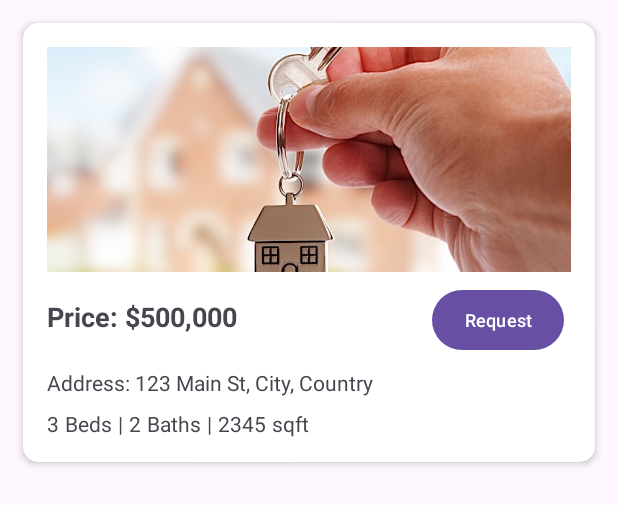
After one commit to nisho06/Kotlin_Mobile_App, an Android app: the layout single_property.xml on its own in the app's theme, with its tools: preview values and no code run, on a phone screen of 412 x 824 dp. The commit adds this screen. Shown: the top 505 px of the screen. Run offline under Robolectric (Android 15) with nearby library versions, the light colour scheme and no system bars; network calls fail.

Commit message:
Recycler view for the properties

```diff
--- a/app/src/main/res/drawable/ic_add_landlord.xml
+++ /dev/null
@@ -1,5 +0,0 @@
-<vector android:height="24dp" android:tint="#000000"
-    android:viewportHeight="24" android:viewportWidth="24"
-    android:width="24dp" xmlns:android="http://schemas.android.com/apk/res/android">
-    <path android:fillColor="@android:color/white" android:pathData="M15,12c2.21,0 4,-1.79 4,-4s-1.79,-4 -4,-4 -4,1.79 -4,4 1.79,4 4,4zM6,10L6,7L4,7v3L1,10v2h3v3h2v-3h3v-2L6,10zM15,14c-2.67,0 -8,1.34 -8,4v2h16v-2c0,-2.66 -5.33,-4 -8,-4z"/>
-</vector>
--- /dev/null
+++ b/app/src/main/res/layout/single_property.xml
@@ -0,0 +1,153 @@
+<androidx.cardview.widget.CardView xmlns:android="http://schemas.android.com/apk/res/android"
+    xmlns:tools="http://schemas.android.com/tools"
+    xmlns:app="http://schemas.android.com/apk/res-auto"
+    android:id="@+id/property_card"
+    android:layout_width="match_parent"
+    android:layout_height="wrap_content"
+    app:cardCornerRadius="10dp"
+    app:cardElevation="3dp"
+    android:layout_margin="15dp"
+    android:foreground="?selectableItemBackground"
+    android:clickable="true">
+
+    <LinearLayout
+        android:layout_width="match_parent"
+        android:layout_height="wrap_content"
+        android:orientation="vertical"
+        android:padding="16dp">
+
+        <ImageView
+            android:id="@+id/property_image"
+            android:layout_width="match_parent"
+            android:layout_height="150dp"
+            android:src="@drawable/common_landlord"
+            android:scaleType="centerCrop"/>
+
+
+
+        <LinearLayout
+            android:layout_width="match_parent"
+            android:layout_height="wrap_content"
+            android:orientation="horizontal">
+            <TextView
+                android:layout_width="wrap_content"
+                android:layout_height="wrap_content"
+                android:text="Price: $"
+                android:textStyle="bold"
+                android:textSize="18sp"
+                android:layout_marginTop="8dp"
+                />
+            <TextView
+                android:id="@+id/property_price"
+                android:layout_width="wrap_content"
+                android:layout_height="wrap_content"
+                android:text="500,000"
+                android:textStyle="bold"
+                android:textSize="18sp"
+                android:layout_marginTop="8dp"
+                android:layout_marginEnd="130dp"
+               />
+
+
+
+            <Button
+                android:id="@+id/contact_landlord"
+                android:layout_width="wrap_content"
+                android:layout_height="wrap_content"
+                android:text="Request"
+                android:textSize="12sp"
+                android:layout_marginTop="8dp"
+                android:padding="2dp"
+                >
+
+            </Button>
+
+        </LinearLayout>
+
+        <LinearLayout
+            android:layout_width="match_parent"
+            android:layout_height="wrap_content"
+            android:orientation="horizontal">
+            <TextView
+                android:layout_width="wrap_content"
+                android:layout_height="wrap_content"
+                android:text="Address: "
+                android:layout_marginTop="8dp" />
+            <TextView
+                android:id="@+id/property_address"
+                android:layout_width="wrap_content"
+                android:layout_height="wrap_content"
+                android:text="123 Main St, City, Country"
+                android:layout_marginTop="8dp" />
+        </LinearLayout>
+        <LinearLayout
+            android:layout_width="match_parent"
+            android:layout_height="wrap_content"
+            android:orientation="horizontal">
+            <TextView
+                android:id="@+id/no_of_beds"
+                android:layout_width="wrap_content"
+                android:layout_height="wrap_content"
+                android:text="3"
+                android:layout_marginTop="8dp"
+                android:layout_marginEnd="4dp"/>
+
+            <TextView
+                android:layout_width="wrap_content"
+                android:layout_height="wrap_content"
+                android:text="Beds"
+                android:layout_marginTop="8dp"
+                android:layout_marginEnd="4dp"/>
+
+            <TextView
+                android:layout_width="wrap_content"
+                android:layout_height="wrap_content"
+                android:text="|"
+                android:layout_marginTop="8dp"
+                android:layout_marginEnd="4dp"/>
+
+            <TextView
+                android:id="@+id/no_of_bath"
+                android:layout_width="wrap_content"
+                android:layout_height="wrap_content"
+                android:text="2"
+                android:layout_marginTop="8dp"
+                android:layout_marginEnd="4dp"/>
+
+            <TextView
+            android:layout_width="wrap_content"
+            android:layout_height="wrap_content"
+            android:text="Baths"
+            android:layout_marginTop="8dp"
+            android:layout_marginEnd="4dp"/>
+
+            <TextView
+                android:layout_width="wrap_content"
+                android:layout_height="wrap_content"
+                android:text="|"
+                android:layout_marginTop="8dp"
+                android:layout_marginRight="4dp"/>
+
+            <TextView
+                android:id="@+id/square_feet"
+                android:layout_width="wrap_content"
+                android:layout_height="wrap_content"
+                android:text="2345"
+                android:layout_marginTop="8dp"
+                android:layout_marginRight="4dp"/>
+
+            <TextView
+                android:layout_width="wrap_content"
+                android:layout_height="wrap_content"
+                android:text="sqft"
+                android:layout_marginTop="8dp"
+                android:layout_marginRight="4dp"/>
+
+
+        </LinearLayout>
+
+
+
+
+    </LinearLayout>
+</androidx.cardview.widget.CardView>
```
Also changed, not shown: app/src/main/java/com/example/kotlin_mobile_application/AddLandlord.kt (deleted, +0 -59 lines), app/src/main/java/com/example/kotlin_mobile_application/Landlord.kt (renamed from app/src/main/java/com/example/kotlin_mobile_application/ViewLandlord.kt, +4 -4 lines), app/src/main/java/com/example/kotlin_mobile_application/Properties.kt (renamed from app/src/main/java/com/example/kotlin_mobile_application/AddProperty.kt, +56 -5 lines), app/src/main/java/com/example/kotlin_mobile_application/Property.kt (added, +18 -0 lines), app/src/main/java/com/example/kotlin_mobile_application/PropertyAdapter.kt (added, +53 -0 lines), app/src/main/java/com/example/kotlin_mobile_application/UserHome.kt (+2 -16 lines), app/src/main/java/com/example/kotlin_mobile_application/ViewProperty.kt (deleted, +0 -59 lines), app/src/main/res/drawable/ic_add_property.xml (deleted, +0 -7 lines), app/src/main/res/layout/fragment_add_property.xml (deleted, +0 -17 lines), app/src/main/res/layout/fragment_landlord.xml (renamed from app/src/main/res/layout/fragment_add_landlord.xml, +9 -5 lines), app/src/main/res/layout/fragment_properties.xml (added, +27 -0 lines), app/src/main/res/layout/fragment_view_landlord.xml (deleted, +0 -17 lines), app/src/main/res/layout/fragment_view_property.xml (deleted, +0 -17 lines), app/src/main/res/menu/bottom_nav.xml (+6 -16 lines), 3 more files.
